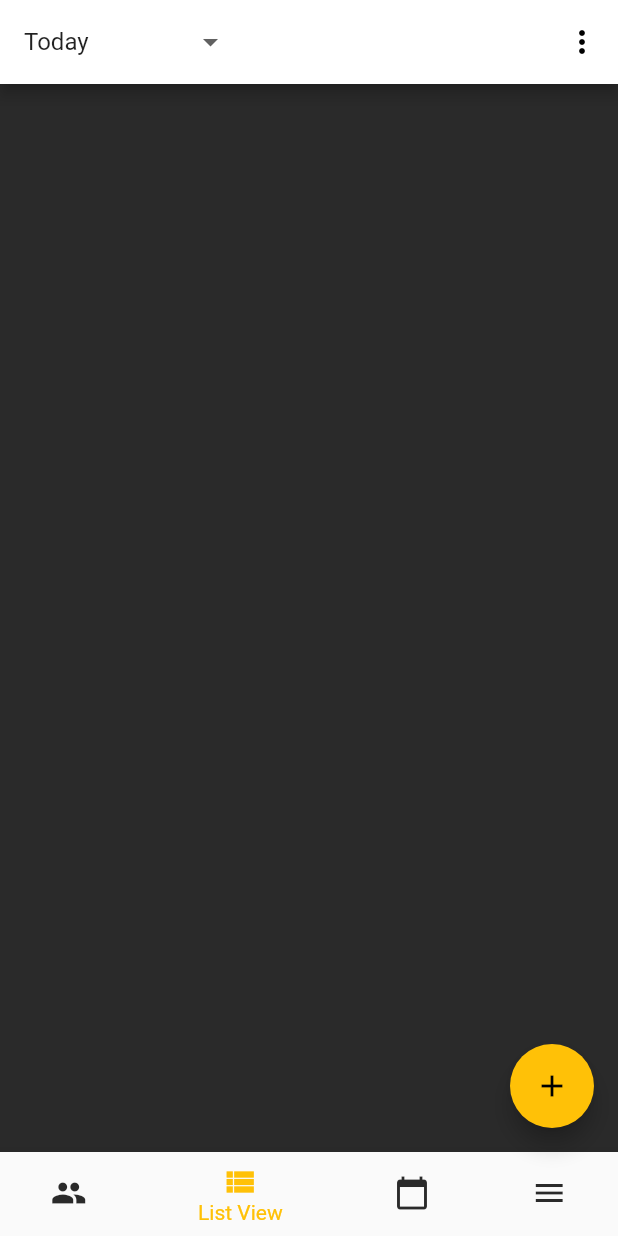
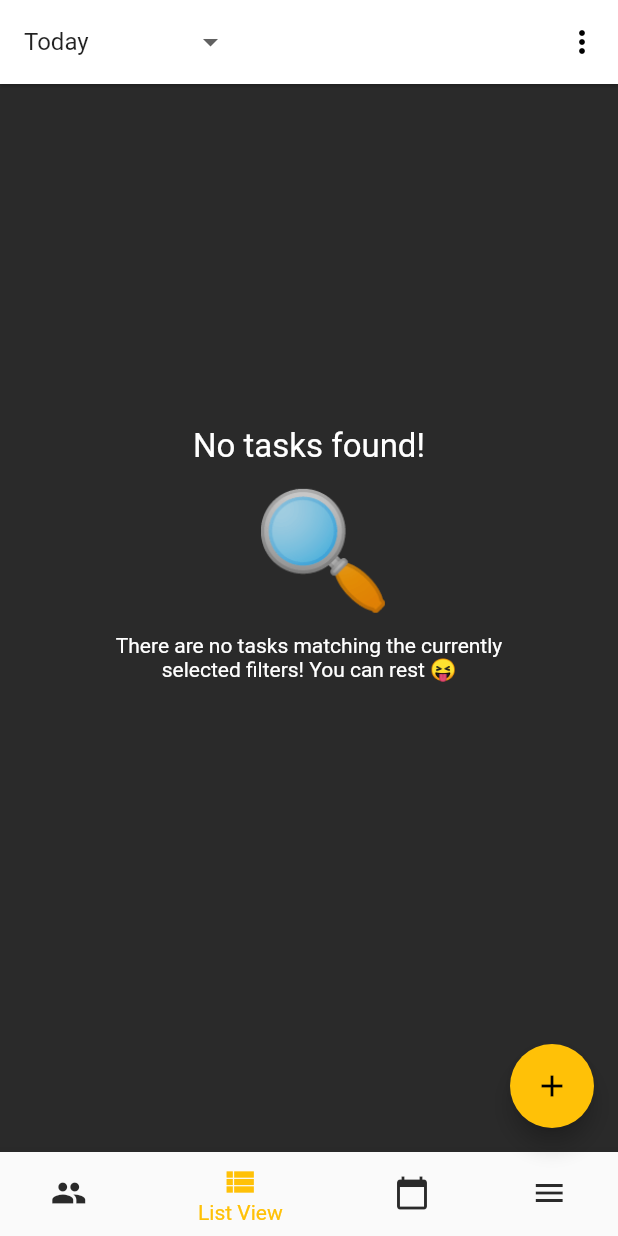
Before and after one commit to Mansitos/Home-ToDo_AndroidAppPrototype, a Flutter app: the screen it shows after launch, in the side drawer, after a tap on the "add" icon, on a phone screen of 412 x 824 dp. Run offline on Flutter 3.47's test engine with Material 2 defaults, Android fonts, the phone set to English and light mode, and no system bars.

Commit message:
Task widget + score selection widget + refactoring + fixes
- Handling missing default category at first app run!
- Task widget
- Reworked and polished new_task page
  - score selection widget added
- Added no categories message + tip if no personal categories are showed
- Added no tasks filtered message + tip if no tasks are showed
- FIXED: categories horizontal widget is now refreshed when coming back from category page
- Modified separators on serialization phases
- Some refactoring: some widget extracted as custom widgets
- 0 categories case is now handled + added always present category (which will be the default one: all)

```diff
--- a/analysis_options.yaml
+++ b/analysis_options.yaml
@@ -22,6 +22,7 @@ linter:
   # `// ignore_for_file: name_of_lint` syntax on the line or in the file
   # producing the lint.
   rules:
+    prefer_const_constructors : false
     # avoid_print: false  # Uncomment to disable the `avoid_print` rule
     # prefer_single_quotes: true  # Uncomment to enable the `prefer_single_quotes` rule
 
--- /dev/null
+++ b/lib/custom_widgets/user_selection_dropup.dart
@@ -0,0 +1,50 @@
+import 'package:flutter/cupertino.dart';
+import 'package:flutter/material.dart';
+
+class UserSelectionDropUpWidget extends StatefulWidget {
+  const UserSelectionDropUpWidget({Key? key}) : super(key: key);
+
+  @override
+  State<UserSelectionDropUpWidget> createState() => UserSelectionDropUpWidgetState();
+}
+
+class UserSelectionDropUpWidgetState extends State<UserSelectionDropUpWidget> {
+  int selectedUserIndex = 0;
+  bool isVisible = false;
+
+  changeIsVisible() => {isVisible = !isVisible};
+
+  @override
+  Widget build(BuildContext context) {
+    return Visibility(
+      visible: isVisible,
+      child: Align(
+        child: Container(
+          height: 250,
+          width: 70,
+          child: Card(
+            shape: RoundedRectangleBorder(borderRadius: BorderRadius.circular(50)),
+            child: Padding(
+              padding: const EdgeInsets.all(2.0),
+              child: Container(
+                child: ListView.builder(
+                  shrinkWrap: true,
+                  itemBuilder: (ctx, int) {
+                    return Padding(
+                        padding: const EdgeInsets.only(left: 5, right: 5, top: 1, bottom: 0),
+                        child: ElevatedButton(
+                          child: const Text("A"),
+                          onPressed: () {},
+                          style: ElevatedButton.styleFrom(shape: const CircleBorder(), fixedSize: const Size(20, 20)),
+                        ));
+                  },
+                ),
+              ),
+            ),
+          ),
+        ),
+        alignment: const FractionalOffset(0.25 / 4, 1),
+      ),
+    );
+  }
+}
--- a/lib/main.dart
+++ b/lib/main.dart
@@ -1,15 +1,13 @@
 import 'package:flutter/material.dart';
 import 'package:flutter/widgets.dart';
-import 'package:home_to_do/data_types/category.dart';
 import 'package:home_to_do/pages/search_page.dart';
 import 'package:home_to_do/pages/task_page.dart';
 import 'package:home_to_do/pages/users_page.dart';
 import 'package:home_to_do/pages/categories_page.dart';
-import 'package:home_to_do/utilities/categories_utilities.dart';
-import 'package:home_to_do/utilities/task_utilities.dart';
 import 'custom_widgets/category_horizontal_list_view.dart';
+import 'custom_widgets/task_tile.dart';
+import 'custom_widgets/user_selection_dropup.dart';
 import 'data_types/task.dart';
-import 'data_types/user.dart';
 import 'utilities/globals.dart' as globals;
 
 Future<void> main() async {
@@ -22,10 +20,12 @@ Future<bool> initializeApplicationVariables() async {
   await globals.tasksStorage.loadTasksIDFromFile();
   await globals.tasksStorage.loadTasksFromFile();
 
-  // TODO: REMOVE IN PRODUCTION!
-  //await globals.categoriesStorage.saveCategoriesToFile([Category(name:"All",emoji: "🏠")]);
-  //await globals.tasksStorage.saveTasksToFile([]);
-  for (var i = 0; i < globals.tasks.length; i++) {}
+  // TODO: THINGS TO REMOVE IN PRODUCTION!
+  await globals.categoriesStorage.saveCategoriesToFile([]);
+  await globals.tasksStorage.saveTasksToFile([]);
+  for (var i = 0; i < globals.tasks.length; i++) {
+    // ...
+  }
   return true;
 }
 
@@ -37,6 +37,7 @@ class MyApp extends StatelessWidget {
     return FutureBuilder(
         future: initializeApplicationVariables(),
         builder: (context, AsyncSnapshot<bool> snapshot) {
+          // If Application Initialized....
           if (snapshot.hasData) {
             return MaterialApp(
               title: "Home-ToDo",
@@ -50,6 +51,7 @@ class MyApp extends StatelessWidget {
               home: const MainScreen(),
             );
           } else {
+            // If Application did not finish initialization phase....
             return MaterialApp(
               title: "Home-ToDo",
               theme: ThemeData(
@@ -64,10 +66,7 @@ class MyApp extends StatelessWidget {
                 children: [
                   const SizedBox(width: 60, height: 60, child: CircularProgressIndicator()),
                   DefaultTextStyle(
-                      style: Theme
-                          .of(context)
-                          .textTheme
-                          .headline1!,
+                      style: Theme.of(context).textTheme.headline1!,
                       child: const Text(
                         "Loading data...",
                         style: TextStyle(color: Colors.white, fontSize: 16),
@@ -81,28 +80,30 @@ class MyApp extends StatelessWidget {
 }
 
 class MainScreenState extends State<MainScreen> {
-  final userSelectionDropUpKey = GlobalKey<UserSelectionDropUpState>();
+  final userSelectionDropUpKey = GlobalKey<UserSelectionDropUpWidgetState>();
 
-  // When called enable or disable (visible = !visible) the user selection widget
+  // Show/Hide user pop-up widget
   void showUserDropUp() {
     userSelectionDropUpKey.currentState!.setState(() {
       userSelectionDropUpKey.currentState!.changeIsVisible();
     });
   }
 
+  void rebuildMainScreen(){
+    setState(() {
+    });
+  }
+
   @override
   Widget build(BuildContext context) {
-    print("build main screen state");
-
     return Scaffold(
-      // Disable the swipe gesture to open the side-drawer
       drawerEnableOpenDragGesture: false,
-      //backgroundColor: MyApp.mainBackgroundColor,
       appBar: AppBar(
+        elevation: 1,
         automaticallyImplyLeading: false,
-        title: const TimeIntervalDropdown(),
-        actions: const <Widget>[
-          AdditionalOptionsPopUpMenu(),
+        title: const MainScreenTimeIntervalSelectionDropdown(),
+        actions: <Widget>[
+          MainScreenAdditionalOptionsDropdown(rebuildMainScreenCallback: rebuildMainScreen),
         ],
       ),
       floatingActionButton: FloatingActionButton(
@@ -127,7 +128,7 @@ class MainScreenState extends State<MainScreen> {
               child: Text('Home To-Do'),
             ),
             ListTile(
-              title: const Text('Item 1'),
+              title: const Text('Option 1'),
               onTap: () {
                 setState(() {
                   Navigator.pop(context);
@@ -135,7 +136,7 @@ class MainScreenState extends State<MainScreen> {
               },
             ),
             ListTile(
-              title: const Text('Item 2'),
+              title: const Text('Option 2'),
               onTap: () {
                 setState(() {
                   Navigator.pop(context);
@@ -154,48 +155,32 @@ class MainScreenState extends State<MainScreen> {
               child: CategoryHorizontalListView(categories: globals.categories),
             ),
             Expanded(
-              child: ListView(
-                shrinkWrap: true,
-                children: listOfTaskBuilder(context),
-              ),
+              child: _tasksPageMainWidgetBuilder(context, rebuildMainScreen),
             ),
           ],
         ),
-        UserSelectionDropUp(key: userSelectionDropUpKey),
+        UserSelectionDropUpWidget(key: userSelectionDropUpKey),
       ]),
     );
   }
 }
 
-List<Widget> listOfTaskBuilder(BuildContext context) {
+List<Widget> listOfTaskBuilder(BuildContext context, void Function() rebuildMainScreenCallback) {
   List<Task> tasks = globals.tasks;
-
-  print("called");
-  print(tasks.length);
-
   List<Widget> taskTiles = [];
 
+
+
   for (var i = 0; i < tasks.length; i++) {
-    Widget taskTile = TaskListTileBuilder(context, tasks[i]);
+    Widget taskTile = TaskTileWidget(
+      task: tasks[i],
+      onChange: () {
+        rebuildMainScreenCallback();
+      },
+    );
     taskTiles.add(taskTile);
   }
-
   return taskTiles;
-}
-
-Widget TaskListTileBuilder(context, Task task) {
-  return Padding(
-    padding: const EdgeInsets.only(left: 6, right: 6, top: 3, bottom: 3),
-    child: Container(
-      color: Colors.white,
-      child: const ListTile(
-        leading: Text("asd"),
-        title: Text("asdone"),
-        trailing: Text("miao"),
-      )],
-
-    ),
-  );
 }
 
 class MainScreen extends StatefulWidget {
@@ -205,25 +190,20 @@ class MainScreen extends StatefulWidget {
   State<MainScreen> createState() => MainScreenState();
 }
 
-class UserSelectionDropUp extends StatefulWidget {
-  const UserSelectionDropUp({Key? key}) : super(key: key);
+class MainScreenAdditionalOptionsDropdown extends StatefulWidget {
+  MainScreenAdditionalOptionsDropdown({Key? key, required this.rebuildMainScreenCallback}) : super(key: key);
+
+  void Function() rebuildMainScreenCallback;
 
   @override
-  State<UserSelectionDropUp> createState() => UserSelectionDropUpState();
+  State<MainScreenAdditionalOptionsDropdown> createState() => MainScreenAdditionalOptionsDropdownState();
 }
 
-class AdditionalOptionsPopUpMenu extends StatefulWidget {
-  const AdditionalOptionsPopUpMenu({Key? key}) : super(key: key);
+class MainScreenTimeIntervalSelectionDropdown extends StatefulWidget {
+  const MainScreenTimeIntervalSelectionDropdown({Key? key}) : super(key: key);
 
   @override
-  State<AdditionalOptionsPopUpMenu> createState() => AdditionalOptionsPopUpMenuState();
-}
-
-class TimeIntervalDropdown extends StatefulWidget {
-  const TimeIntervalDropdown({Key? key}) : super(key: key);
-
-  @override
-  State<TimeIntervalDropdown> createState() => TimeIntervalDropdownState();
+  State<MainScreenTimeIntervalSelectionDropdown> createState() => MainScreenTimeIntervalSelectionDropdownState();
 }
 
 class MainMenuBottomNavBar extends StatefulWidget {
@@ -237,55 +217,11 @@ class MainMenuBottomNavBar extends StatefulWidget {
   State<MainMenuBottomNavBar> createState() => MainMenuBottomNavBarState();
 }
 
-class UserSelectionDropUpState extends State<UserSelectionDropUp> {
-  int selectedUserIndex = 0;
-  bool isVisible = false;
-
-  changeIsVisible() => {isVisible = !isVisible};
-
-  @override
-  Widget build(BuildContext context) {
-    return Visibility(
-      visible: isVisible,
-      child: Align(
-        child: Container(
-          height: 250,
-          width: 70,
-          child: Card(
-            shape: RoundedRectangleBorder(borderRadius: BorderRadius.circular(50)),
-            child: Padding(
-              padding: const EdgeInsets.all(2.0),
-              child: Container(
-                child: ListView.builder(
-                  shrinkWrap: true,
-                  itemBuilder: (ctx, int) {
-                    return Padding(
-                        padding: const EdgeInsets.only(left: 5, right: 5, top: 1, bottom: 0),
-                        child: ElevatedButton(
-                          child: const Text("A"),
-                          onPressed: () {},
-                          style: ElevatedButton.styleFrom(shape: const CircleBorder(), fixedSize: const Size(20, 20)),
-                        ));
-                  },
-                ),
-              ),
-            ),
-          ),
-        ),
-        alignment: const FractionalOffset(0.25 / 4, 1),
-      ),
-    );
-  }
-}
-
-class AdditionalOptionsPopUpMenuState extends State<AdditionalOptionsPopUpMenu> {
+class MainScreenAdditionalOptionsDropdownState extends State<MainScreenAdditionalOptionsDropdown> {
   int selectedValue = 0;
 
   @override
   Widget build(BuildContext context) {
-    setState(() {}); // TODO ?? NO ??
-
-    print("building add opt pop menu");
     return PopupMenuButton(
         onSelected: (int value) {
           setState(() {
@@ -293,18 +229,17 @@ class AdditionalOptionsPopUpMenuState extends State<AdditionalOptionsPopUpMenu>
             selectedValue = value;
             debugPrint(selectedValue.toString());
             if (value == 1) {
-              Navigator.push(context, MaterialPageRoute(builder: (context) => SearchScreen())).then((_) => setState(() {}));
+              Navigator.push(context, MaterialPageRoute(builder: (context) => SearchScreen())).then((_) => setState(() {widget.rebuildMainScreenCallback();}));
             }
             if (value == 2) {
-              Navigator.push(context, MaterialPageRoute(builder: (context) => CategoriesScreen())).then((_) => setState(() {}));
+              Navigator.push(context, MaterialPageRoute(builder: (context) => CategoriesScreen())).then((_) => setState(() {widget.rebuildMainScreenCallback();}));
             }
             if (value == 3) {
-              Navigator.push(context, MaterialPageRoute(builder: (context) => UserScreen())).then((_) => setState(() {}));
+              Navigator.push(context, MaterialPageRoute(builder: (context) => UserScreen())).then((_) => setState(() {widget.rebuildMainScreenCallback();}));
             }
           });
         },
-        itemBuilder: (context) =>
-        [
+        itemBuilder: (context) => [
               PopupMenuItem(
                 child: const Text("Search"),
                 value: 1,
@@ -322,6 +257,49 @@ class AdditionalOptionsPopUpMenuState extends State<AdditionalOptionsPopUpMenu>
               ),
             ]);
   }
+}
+
+Widget _tasksPageMainWidgetBuilder(context, void Function() test) {
+  // TODO: change with "filtered tasks to visualize, placeholder for now.."
+  if (globals.tasks.isNotEmpty) {
+    return ListView(
+      shrinkWrap: true,
+      children: listOfTaskBuilder(context, test),
+    );
+  } else {
+    return _noTasksWidgetBuilder();
+  }
+}
+
+Widget _noTasksWidgetBuilder() {
+  print("asd");
+  return Center(
+      child: Padding(
+    padding: const EdgeInsets.all(50),
+    child: SizedBox(
+      height: 300,
+      child: Column(
+        children: const [
+          Text("No tasks found!", style: TextStyle(fontSize: 22, color: Colors.white)),
+          Padding(
+            padding: EdgeInsets.all(12),
+            child: Text(" 🔍",
+                style: TextStyle(
+                  fontSize: 75,
+                )),
+          ),
+          Text(
+            "There are no tasks matching the currently selected filters! You can rest 😝",
+            style: TextStyle(
+              fontSize: 14,
+              color: Colors.white,
+            ),
+            textAlign: TextAlign.center,
+          ),
+        ],
+      ),
+    ),
+  ));
 }
 
 class MainMenuBottomNavBarState extends State<MainMenuBottomNavBar> {
@@ -359,16 +337,14 @@ class MainMenuBottomNavBarState extends State<MainMenuBottomNavBar> {
         BottomNavigationBarItem(icon: Icon(Icons.menu), label: "Main Menu"),
       ],
       selectedItemColor: Colors.amber,
-      unselectedItemColor: Theme
-          .of(context)
-          .scaffoldBackgroundColor,
+      unselectedItemColor: Theme.of(context).scaffoldBackgroundColor,
       currentIndex: selectedIndex,
       onTap: _onItemTapped,
     );
   }
 }
 
-class TimeIntervalDropdownState extends State<TimeIntervalDropdown> {
+class MainScreenTimeIntervalSelectionDropdownState extends State<MainScreenTimeIntervalSelectionDropdown> {
   String dropdownValue = 'Today';
 
   @override
@@ -382,11 +358,11 @@ class TimeIntervalDropdownState extends State<TimeIntervalDropdown> {
                 dropdownValue = newValue!;
               });
             },
-            items: selectedTimeIntervalDropdownItems));
+            items: selectedMainScreenTimeIntervalSelectionDropdownItems));
   }
 }
 
-List<DropdownMenuItem<String>> get selectedTimeIntervalDropdownItems {
+List<DropdownMenuItem<String>> get selectedMainScreenTimeIntervalSelectionDropdownItems {
   List<DropdownMenuItem<String>> items = const [
     DropdownMenuItem(child: Text("Today"), value: "Today"),
     DropdownMenuItem(child: Text("Tomorrow"), value: "Tomorrow"),
--- a/lib/utilities/categories_storage.dart
+++ b/lib/utilities/categories_storage.dart
@@ -48,9 +48,16 @@ class CategoriesStorage {
       List<String> encodedCategories = contents.split('|');
       List<Category> categories = [];
 
-      for (var i = 0; i < encodedCategories.length; i++) {
-        categories.add(decodeSerializedCategory(encodedCategories[i]));
+      if (encodedCategories.length > 1) {
+        for (var i = 0; i < encodedCategories.length; i++) {
+          categories.add(decodeSerializedCategory(encodedCategories[i]));
+        }
+      }else{
+        categories.add(Category(name: "All", emoji: "🏠"));
+        await globals.categoriesStorage.saveCategoriesToFile(categories);
+        print(" > Regenerating default category!");
       }
+
       // Updating globals entry
       globals.categories = categories;
       debugPrint(" > Categories loaded successfully! (" + categories.length.toString() + ")");
```
Also changed, not shown: lib/custom_widgets/score_selection_widget.dart (added, +69 -0 lines), lib/custom_widgets/task_tile.dart (added, +127 -0 lines), lib/data_types/task.dart (+5 -3 lines), lib/pages/categories_page.dart (+43 -3 lines), lib/pages/task_page.dart (+107 -43 lines), lib/utilities/task_utilities.dart (+17 -9 lines), 1 other file. Lines whose indentation alone changed are shown as unchanged.
